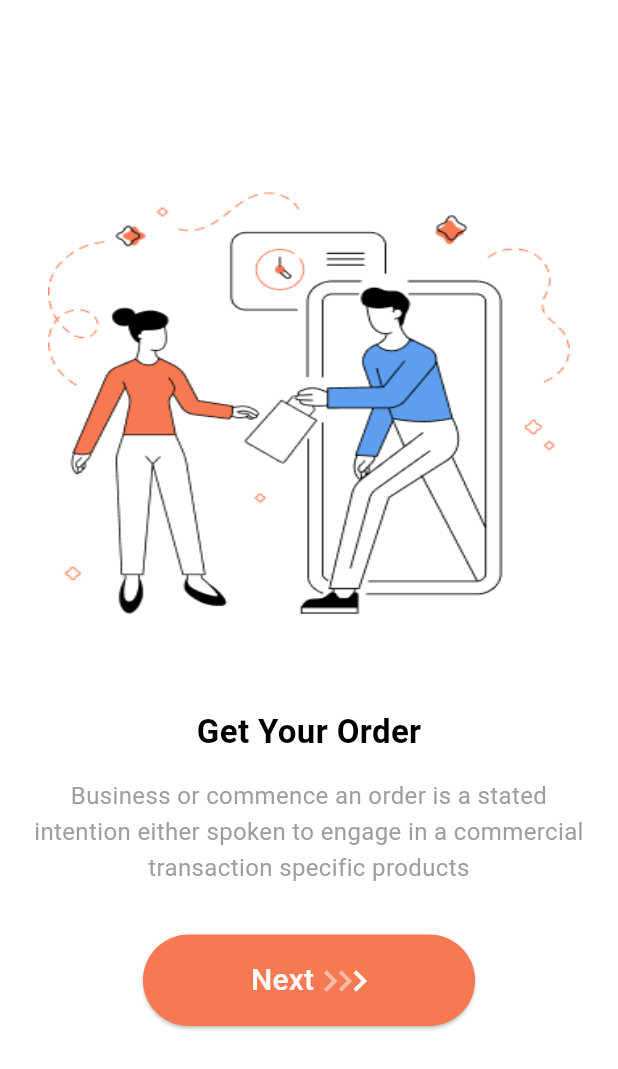
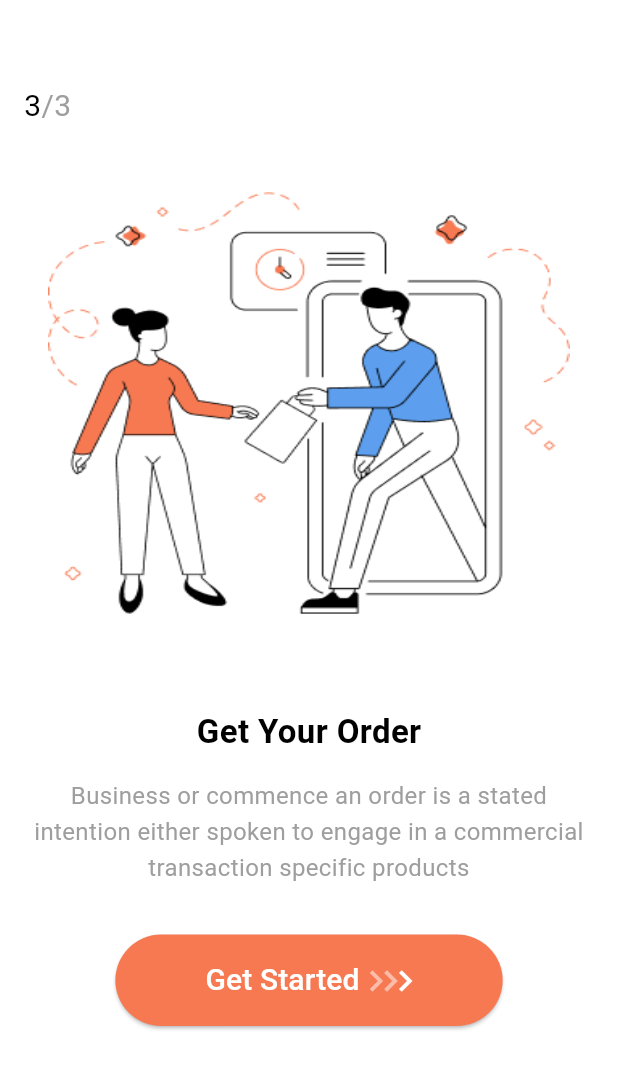
Before and after one commit to jeremy02/Clothing-E-Commerce-App, a Flutter app: the screen it shows after launch, swiped to page 3, on a phone screen of 412 x 824 dp. Shown: the top 1069 px of the screen. Run offline on Flutter 3.47's test engine with Material 3 defaults, Android fonts, the light colour scheme and no system bars.

Commit message:
add text widget to show screen numbers

```diff
--- a/lib/screens/onboarding/components/onboarding_button.dart
+++ b/lib/screens/onboarding/components/onboarding_button.dart
@@ -25,8 +25,8 @@ class OnboardingButton extends StatelessWidget {
       ),
       onPressed: () { },
       child: Padding(
-        padding: const EdgeInsets.symmetric(
-            horizontal: 48.0,
+        padding: EdgeInsets.symmetric(
+            horizontal: skip ? 48.0 : 36.0,
             vertical: 16.0
         ),
         child: Row(
@@ -35,7 +35,7 @@ class OnboardingButton extends StatelessWidget {
           crossAxisAlignment: CrossAxisAlignment.end,
           children: [
             Text(
-              'Next',
+              skip ? 'Next' : 'Get Started',
               style: TextStyle(
                 fontSize: 20,
               ),
@@ -45,30 +45,9 @@ class OnboardingButton extends StatelessWidget {
             ),
             Row(
               children: [
-                Align(
-                  widthFactor: 0.35,
-                  child: Icon(
-                    Icons.keyboard_arrow_right_sharp,
-                    size: 28.0,
-                    color: Colors.white.withOpacity(index == 0 ? 1.0 : 0.5),
-                  ),
-                ),
-                Align(
-                  widthFactor: 0.35,
-                  child: Icon(
-                    Icons.keyboard_arrow_right_sharp,
-                    size: 28.0,
-                    color: Colors.white.withOpacity(index == 1 ? 1.0 : 0.5),
-                  ),
-                ),
-                Align(
-                  widthFactor: 0.35,
-                  child: Icon(
-                    Icons.keyboard_arrow_right_sharp,
-                    color: Colors.white.withOpacity(index == 2 ? 1.0 : 0.5),
-                    size: 28.0,
-                  ),
-                ),
+                _buildArrowForwardWidget(0),
+                _buildArrowForwardWidget(1),
+                _buildArrowForwardWidget(2),
               ],
             ),
           ],
@@ -76,4 +55,15 @@ class OnboardingButton extends StatelessWidget {
       ),
     );
   }
+
+  Widget _buildArrowForwardWidget(int compareIndex) {
+    return Align(
+      widthFactor: 0.35,
+      child: Icon(
+        Icons.keyboard_arrow_right_sharp,
+        size: 28.0,
+        color: Colors.white.withOpacity(index == compareIndex ? 1.0 : 0.5),
+      ),
+    );
+  }
 }
--- /dev/null
+++ b/lib/screens/onboarding/components/onboarding_number_widget.dart
@@ -0,0 +1,47 @@
+import 'package:flutter/material.dart';
+
+class OnboardingNumberWidget extends StatelessWidget {
+  const OnboardingNumberWidget({
+    super.key,
+    required this.currentIndex,
+    required this.totalIndexes,
+  });
+
+  final int currentIndex;
+  final int totalIndexes;
+
+  @override
+  Widget build(BuildContext context) {
+    return RichText(
+      text: TextSpan(
+        style: DefaultTextStyle.of(context).style,
+        children: <TextSpan>[
+          TextSpan(
+            text: '${currentIndex}',
+            style: TextStyle(
+              fontSize: 20,
+              fontWeight: FontWeight.normal,
+              color: Colors.black,
+            ),
+          ),
+          TextSpan(
+            text: '/',
+            style: TextStyle(
+              fontSize: 20,
+              fontWeight: FontWeight.normal,
+              color: Colors.grey,
+            ),
+          ),
+          TextSpan(
+            text: '${totalIndexes}',
+            style: TextStyle(
+              fontSize: 20,
+              fontWeight: FontWeight.normal,
+              color: Colors.grey,
+            ),
+          ),
+        ],
+      ),
+    );
+  }
+}
--- a/lib/screens/onboarding/components/onboarding_widget.dart
+++ b/lib/screens/onboarding/components/onboarding_widget.dart
@@ -1,4 +1,5 @@
 import 'package:clothing_e_commerce_app/screens/onboarding/components/onboarding_button.dart';
+import 'package:clothing_e_commerce_app/screens/onboarding/components/onboarding_number_widget.dart';
 import 'package:flutter/material.dart';
 
 class OnboardingWidget extends StatelessWidget {
@@ -10,6 +11,7 @@ class OnboardingWidget extends StatelessWidget {
     required this.image,
     required this.onTab,
     required this.index,
+    required this.totalIndexes,
   });
 
   final String title;
@@ -18,6 +20,7 @@ class OnboardingWidget extends StatelessWidget {
   final String image;
   final VoidCallback onTab;
   final int index;
+  final int totalIndexes;
 
   @override
   Widget build(BuildContext context) {
@@ -28,6 +31,15 @@ class OnboardingWidget extends StatelessWidget {
       color: Colors.white,
       child: Stack(
         children: [
+          Positioned(
+            top: appBarHeight,
+            right: 0,
+            left: 16,
+            child: OnboardingNumberWidget(
+              currentIndex: index + 1,
+              totalIndexes: totalIndexes,
+            ),
+          ),
           Positioned(
             top: appBarHeight * 2,
             right: 0,
--- a/lib/screens/onboarding/onboarding_screen.dart
+++ b/lib/screens/onboarding/onboarding_screen.dart
@@ -61,6 +61,7 @@ class _OnboardingScreenState extends State<OnboardingScreen> {
               itemBuilder: (BuildContext context, int index){
                 return OnboardingWidget(
                   index: index,
+                  totalIndexes: _pages.length,
                   title: _pages[index]['title'],
                   description: _pages[index]['description'],
                   image: _pages[index]['image'],
```
